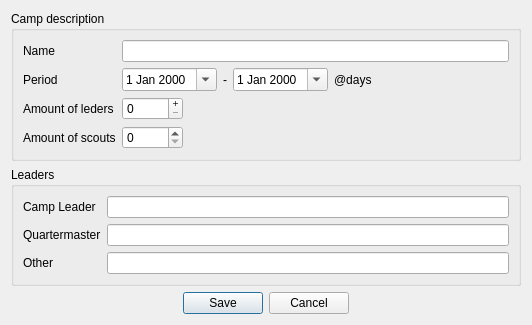
The window that src/ui/CampSettingsDialog.ui (wnt-zhp/zarlock-cpp) describes before a commit, drawn with Qt 5.
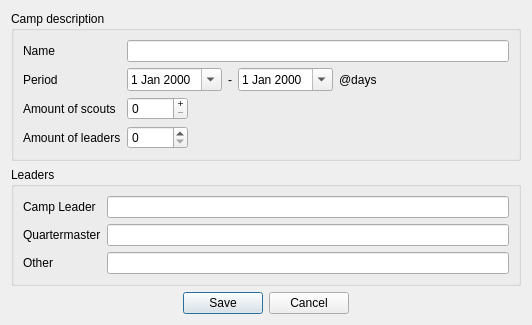
The same window after the commit.

Patch:
```diff
--- a/src/ui/CampSettingsDialog.ui
+++ b/src/ui/CampSettingsDialog.ui
@@ -82,14 +82,14 @@
       <item row="4" column="0">
        <widget class="QLabel" name="label_stuff">
         <property name="text">
-         <string>Amount of leders</string>
+         <string>Amount of scouts</string>
         </property>
        </widget>
       </item>
       <item row="5" column="0">
        <widget class="QLabel" name="label_participants">
         <property name="text">
-         <string>Amount of scouts</string>
+         <string>Amount of leaders</string>
         </property>
        </widget>
       </item>
```
Left out of the diff: 8 changed lines with no effect on the pictures.
